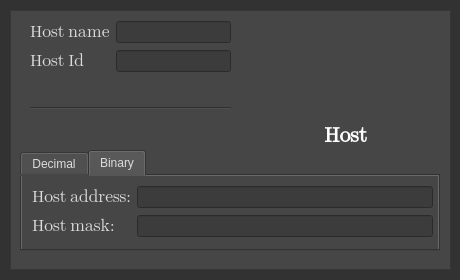
Projekt-zespolowy-TIU/DesignYourNetwork, file src/widgetApp/HostDialog.ui: the form before one commit.
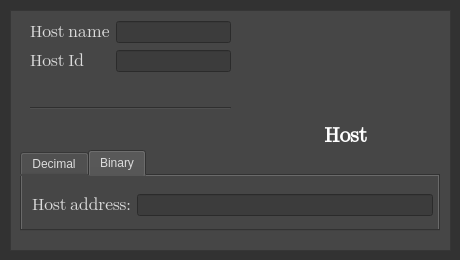
The form after the commit. The open tabs and pages were chosen to show the change. Icons and pictures are not drawn.

Commit message: network, host data bug fix

The edit to the form file:
```diff
--- a/src/widgetApp/HostDialog.ui
+++ b/src/widgetApp/HostDialog.ui
@@ -7,7 +7,7 @@
     <x>0</x>
     <y>0</y>
     <width>460</width>
-    <height>280</height>
+    <height>260</height>
    </rect>
   </property>
   <property name="font">
@@ -34,7 +34,7 @@
      <x>10</x>
      <y>10</y>
      <width>441</width>
-     <height>260</height>
+     <height>241</height>
     </rect>
    </property>
    <property name="font">
@@ -98,7 +98,7 @@
       <x>10</x>
       <y>140</y>
       <width>420</width>
-      <height>101</height>
+      <height>81</height>
      </rect>
     </property>
     <property name="tabPosition">
@@ -204,7 +204,7 @@
         <x>10</x>
         <y>9</y>
         <width>401</width>
-        <height>54</height>
+        <height>41</height>
        </rect>
       </property>
       <layout class="QGridLayout" name="gridLayout_3">
@@ -224,22 +224,6 @@
          </property>
         </widget>
        </item>
-       <item row="1" column="0">
-        <widget class="QLabel" name="label_15">
-         <property name="font">
-          <font>
-           <family>Segoe UI Emoji</family>
-           <pointsize>13</pointsize>
-           <weight>50</weight>
-           <italic>false</italic>
-           <bold>false</bold>
-          </font>
-         </property>
-         <property name="text">
-          <string>Host mask:</string>
-         </property>
-        </widget>
-       </item>
        <item row="0" column="1">
         <widget class="QLineEdit" name="hostAddressBinary">
          <property name="enabled">
@@ -259,25 +243,6 @@
          </property>
         </widget>
        </item>
-       <item row="1" column="1">
-        <widget class="QLineEdit" name="hostMaskBinary">
-         <property name="enabled">
-          <bool>false</bool>
-         </property>
-         <property name="styleSheet">
-          <string notr="true">background-color: rgb(60, 60, 60);</string>
-         </property>
-         <property name="text">
-          <string/>
-         </property>
-         <property name="frame">
-          <bool>true</bool>
-         </property>
-         <property name="alignment">
-          <set>Qt::AlignCenter</set>
-         </property>
-        </widget>
-       </item>
       </layout>
      </widget>
     </widget>
```
Left out of the diff: 61 changed lines with no effect on the pictures. The commit also changes 2 other files.
